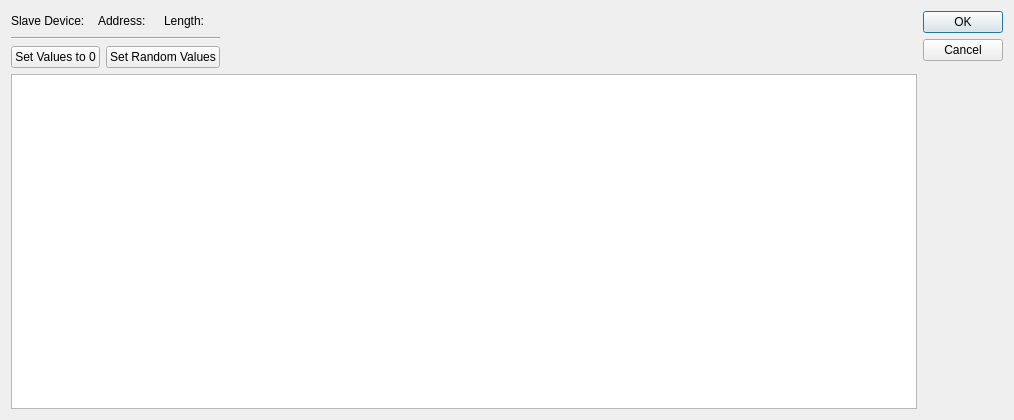
Old version of the form omodscan/dialogs/dialogforcemultipleregisters.ui in the repository sanny32/OpenModScan.
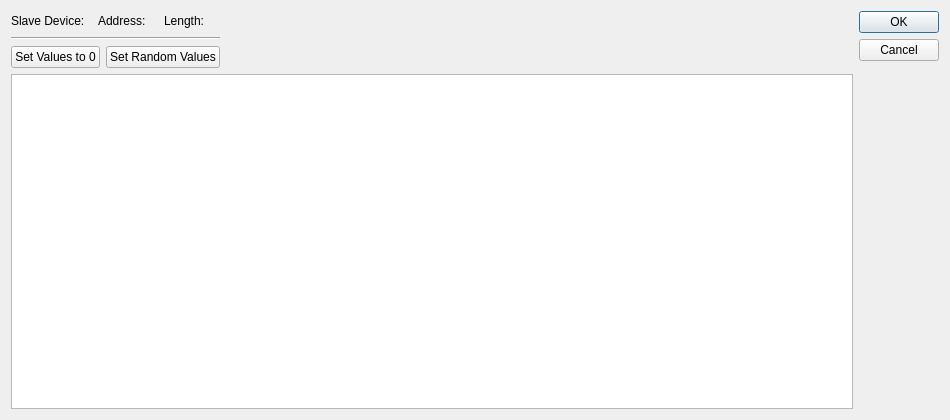
New version of the form.

Commit message: Correct dialog force multiple registers size

Patch:
```diff
--- a/omodscan/dialogs/dialogforcemultipleregisters.ui
+++ b/omodscan/dialogs/dialogforcemultipleregisters.ui
@@ -6,7 +6,7 @@
    <rect>
     <x>0</x>
     <y>0</y>
-    <width>1014</width>
+    <width>950</width>
     <height>420</height>
    </rect>
   </property>
```
The commit also changes 1 other file.
